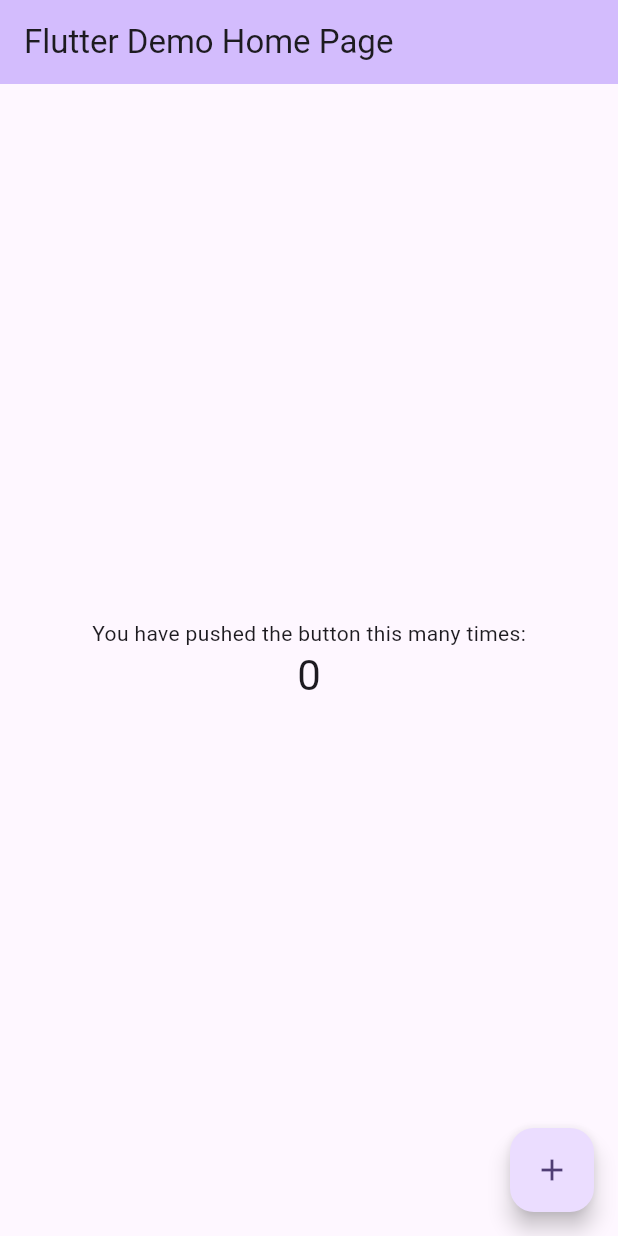
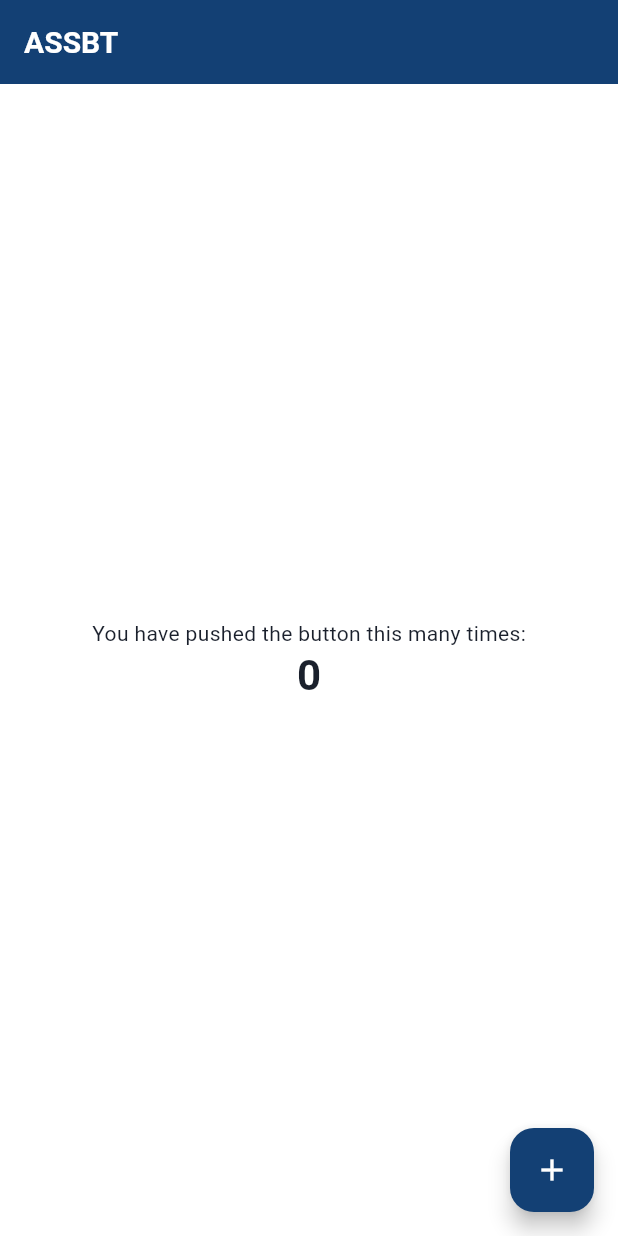
Before and after one commit to natalie-simon/application2025, a Flutter app: the screen it shows after launch, on a phone screen of 412 x 824 dp. Run offline on Flutter 3.47's test engine with Material 3 defaults, Android fonts, the phone set to English and light mode, and no system bars.

Commit message:
feat(theme): implement ASSBT theme and design system
- Create AppColors with complete ASSBT color palette (#134074, #0B2545, etc.)
- Implement AppTheme with consistent styling for all components
- Update main.dart to use ASSBT branding and theme
- Create reusable ASSBT widgets (AssbtButton, AssbtCard, AssbtListCard)
- Add proper button states, loading indicators, and card interactions
- Fix deprecation warnings and test compatibility
- Tested on Chrome and macOS platforms successfully

🤖 Generated with [Claude Code](https://claude.ai/code)

Co-Authored-By: Claude <noreply@anthropic.com>

```diff
--- /dev/null
+++ b/lib/core/theme/app_colors.dart
@@ -0,0 +1,33 @@
+import 'package:flutter/material.dart';
+
+class AppColors {
+  // Couleurs ASSBT principales
+  static const Color primary = Color(0xFF134074);      // --assbt-primary
+  static const Color dark = Color(0xFF0B2545);         // --assbt-dark
+  static const Color textShine = Color(0xFFEEF4ED);    // --assbt-text-shine
+  static const Color textLight = Color(0xFF8DA9C4);    // --assbt-text-light
+
+  // Mode clair
+  static const Color textPrimary = Color(0xFF1A202C);   // --theme-text-primary
+  static const Color textSecondary = Color(0xFF4A5568); // --theme-text-secondary
+
+  // Couleurs système
+  static const Color success = Color(0xFF48BB78);
+  static const Color warning = Color(0xFFED8936);
+  static const Color error = Color(0xFFE53E3E);
+  static const Color info = Color(0xFF3182CE);
+
+  // Couleurs neutres
+  static const Color white = Color(0xFFFFFFFF);
+  static const Color black = Color(0xFF000000);
+  static const Color grey50 = Color(0xFFF7FAFC);
+  static const Color grey100 = Color(0xFFEDF2F7);
+  static const Color grey200 = Color(0xFFE2E8F0);
+  static const Color grey300 = Color(0xFFCBD5E0);
+  static const Color grey400 = Color(0xFFA0AEC0);
+  static const Color grey500 = Color(0xFF718096);
+  static const Color grey600 = Color(0xFF4A5568);
+  static const Color grey700 = Color(0xFF2D3748);
+  static const Color grey800 = Color(0xFF1A202C);
+  static const Color grey900 = Color(0xFF171923);
+}
--- /dev/null
+++ b/lib/core/theme/app_theme.dart
@@ -0,0 +1,124 @@
+import 'package:flutter/material.dart';
+import 'app_colors.dart';
+
+class AppTheme {
+  static ThemeData get theme => ThemeData(
+    useMaterial3: true,
+    primaryColor: AppColors.primary,
+    scaffoldBackgroundColor: AppColors.white,
+
+    // Color Scheme
+    colorScheme: const ColorScheme.light(
+      primary: AppColors.primary,
+      onPrimary: AppColors.white,
+      secondary: AppColors.textLight,
+      onSecondary: AppColors.white,
+      surface: AppColors.white,
+      onSurface: AppColors.textPrimary,
+      error: AppColors.error,
+      onError: AppColors.white,
+    ),
+
+    // AppBar Theme
+    appBarTheme: const AppBarTheme(
+      backgroundColor: AppColors.primary,
+      foregroundColor: AppColors.white,
+      elevation: 0,
+      titleTextStyle: TextStyle(
+        color: AppColors.white,
+        fontSize: 20,
+        fontWeight: FontWeight.w600,
+      ),
+    ),
+
+    // Text Theme
+    textTheme: const TextTheme(
+      headlineLarge: TextStyle(
+        color: AppColors.textPrimary,
+        fontSize: 32,
+        fontWeight: FontWeight.bold,
+      ),
+      headlineMedium: TextStyle(
+        color: AppColors.textPrimary,
+        fontSize: 28,
+        fontWeight: FontWeight.w600,
+      ),
+      headlineSmall: TextStyle(
+        color: AppColors.textPrimary,
+        fontSize: 24,
+        fontWeight: FontWeight.w600,
+      ),
+      titleLarge: TextStyle(
+        color: AppColors.textPrimary,
+        fontSize: 22,
+        fontWeight: FontWeight.w500,
+      ),
+      titleMedium: TextStyle(
+        color: AppColors.textPrimary,
+        fontSize: 16,
+        fontWeight: FontWeight.w500,
+      ),
+      titleSmall: TextStyle(
+        color: AppColors.textSecondary,
+        fontSize: 14,
+        fontWeight: FontWeight.w500,
+      ),
+      bodyLarge: TextStyle(
+        color: AppColors.textPrimary,
+        fontSize: 16,
+      ),
+      bodyMedium: TextStyle(
+        color: AppColors.textPrimary,
+        fontSize: 14,
+      ),
+      bodySmall: TextStyle(
+        color: AppColors.textSecondary,
+        fontSize: 12,
+      ),
+      labelLarge: TextStyle(
+        color: AppColors.textPrimary,
+        fontSize: 14,
+        fontWeight: FontWeight.w500,
+      ),
+    ),
+
+    // Button Theme
+    elevatedButtonTheme: ElevatedButtonThemeData(
+      style: ElevatedButton.styleFrom(
+        backgroundColor: AppColors.primary,
+        foregroundColor: AppColors.white,
+        padding: const EdgeInsets.symmetric(horizontal: 24, vertical: 12),
+        shape: RoundedRectangleBorder(
+          borderRadius: BorderRadius.circular(8),
+        ),
+      ),
+    ),
+
+    // Card Theme
+    cardTheme: const CardThemeData(
+      color: AppColors.white,
+      elevation: 2,
+      shape: RoundedRectangleBorder(
+        borderRadius: BorderRadius.all(Radius.circular(12)),
+      ),
+    ),
+
+    // Input Decoration Theme
+    inputDecorationTheme: InputDecorationTheme(
+      border: OutlineInputBorder(
+        borderRadius: BorderRadius.circular(8),
+        borderSide: const BorderSide(color: AppColors.grey300),
+      ),
+      enabledBorder: OutlineInputBorder(
+        borderRadius: BorderRadius.circular(8),
+        borderSide: const BorderSide(color: AppColors.grey300),
+      ),
+      focusedBorder: OutlineInputBorder(
+        borderRadius: BorderRadius.circular(8),
+        borderSide: const BorderSide(color: AppColors.primary, width: 2),
+      ),
+      filled: true,
+      fillColor: AppColors.white,
+    ),
+  );
+}
--- a/lib/main.dart
+++ b/lib/main.dart
@@ -1,21 +1,19 @@
 import 'package:flutter/material.dart';
+import 'core/theme/app_theme.dart';
 
 void main() {
-  runApp(const MyApp());
+  runApp(const AssbtApp());
 }
 
-class MyApp extends StatelessWidget {
-  const MyApp({super.key});
+class AssbtApp extends StatelessWidget {
+  const AssbtApp({super.key});
 
   @override
   Widget build(BuildContext context) {
     return MaterialApp(
-      title: 'Flutter Demo',
-      theme: ThemeData(
-        colorScheme: ColorScheme.fromSeed(seedColor: Colors.deepPurple),
-        useMaterial3: true,
-      ),
-      home: const MyHomePage(title: 'Flutter Demo Home Page'),
+      title: 'ASSBT App',
+      theme: AppTheme.theme,
+      home: const MyHomePage(title: 'ASSBT'),
     );
   }
 }
@@ -42,7 +40,6 @@ class _MyHomePageState extends State<MyHomePage> {
   Widget build(BuildContext context) {
     return Scaffold(
       appBar: AppBar(
-        backgroundColor: Theme.of(context).colorScheme.inversePrimary,
         title: Text(widget.title),
       ),
       body: Center(
```
Also changed, not shown: analysis_options.yaml (added, +28 -0 lines), lib/shared/widgets/assbt_button.dart (added, +53 -0 lines), lib/shared/widgets/assbt_card.dart (added, +94 -0 lines), pubspec.yaml (+5 -5 lines), pubspec.lock (added), 93 other files.
